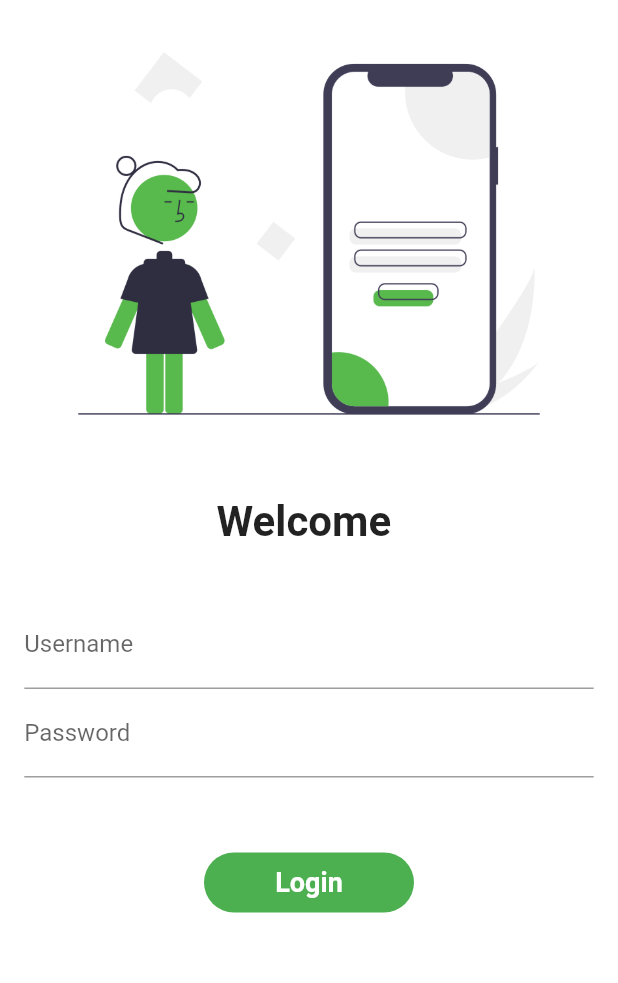
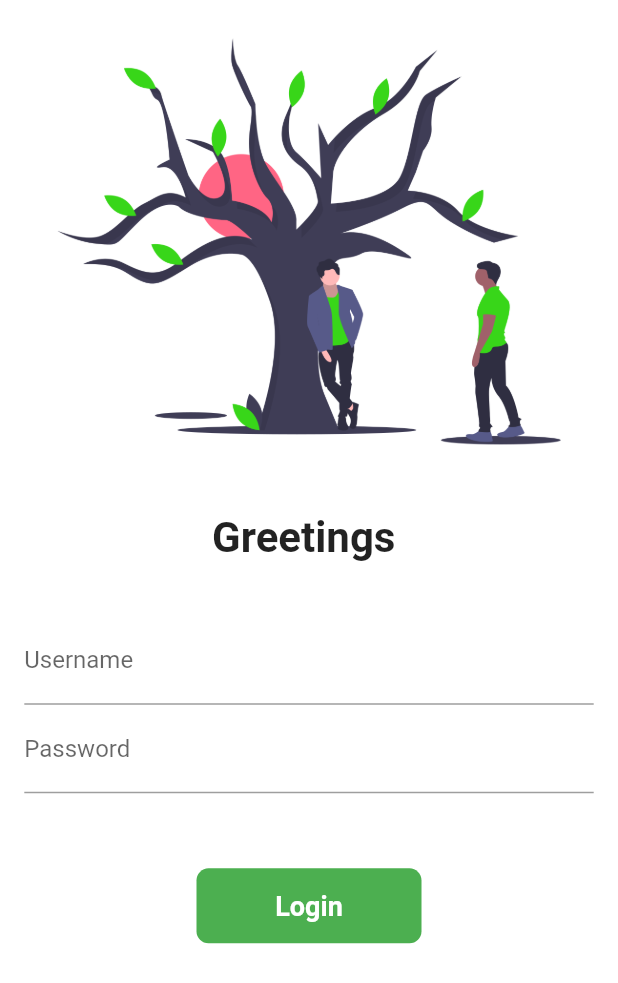
Before and after one commit to maskeyp/FlutterProject, a Flutter app: the screen it shows after launch, on a phone screen of 412 x 824 dp. Shown: the top 983 px of the screen. Run offline on Flutter 3.47's test engine with Material 2 defaults, Android fonts, the phone set to English and light mode, and no system bars.

Commit message:
day8completed

```diff
--- a/lib/pages/login_page.dart
+++ b/lib/pages/login_page.dart
@@ -9,23 +9,41 @@ class LoginPage extends StatefulWidget {
 class _LoginPageState extends State<LoginPage> {
   String name = "";
   bool changeButton = false;
+//user authentication
+  final _formKey = GlobalKey<FormState>();
+
+  moveToHome(BuildContext context) async {
+    if (_formKey.currentState!.validate()) {
+      setState(() {
+        changeButton = true;
+      });
+      await Future.delayed(Duration(seconds: 1));
+      await Navigator.pushNamed(context, MyRoutes.homeRoute);
+      setState(() {
+        changeButton = false;
+      });
+    }
+  }
+
 //Live Name Change part 1
   @override
   Widget build(BuildContext context) {
     return Material(
       color: Colors.white,
       child: SingleChildScrollView(
+        child: Form(
+          key: _formKey,
           child: Column(
             children: [
               Image.asset(
-              "assets/images/login_image.png",
+                "assets/images/tree.png",
                 fit: BoxFit.cover,
               ),
               SizedBox(
                 height: 20.0,
               ),
               Text(
-              "Welcome $name",
+                "Greetings $name",
                 style: TextStyle(
                   fontSize: 28,
                   fontWeight: FontWeight.bold,
@@ -43,6 +61,13 @@ class _LoginPageState extends State<LoginPage> {
                         hintText: "Enter Username",
                         labelText: "Username",
                       ),
+                      validator: (value) {
+                        if (value!.isEmpty) {
+                          return "Username cannot be empty";
+                        }
+
+                        return null;
+                      },
                       onChanged: (value) {
                         //live Name change part 2
                         name = value;
@@ -55,23 +80,30 @@ class _LoginPageState extends State<LoginPage> {
                         hintText: "Enter Password",
                         labelText: "Password",
                       ),
+                      validator: (value) {
+                        if (value!.isEmpty) {
+                          return "Password cannot be empty";
+                        } else if (value.length < 6) {
+                          return "Password length should be at least 6";
+                        }
+                        return null;
+                      },
                     ),
                     SizedBox(
                       height: 50.0,
                     ),
+
                     //login button
-                  InkWell(
-                    onTap: () async {
-                      setState(() {
-                        changeButton = true;
-                      });
-                      await Future.delayed(Duration(seconds: 1));
-                      Navigator.pushNamed(context, MyRoutes.homeRoute);
-                    },
+                    Material(
+                      color: Colors.green,
+                      borderRadius:
+                          BorderRadius.circular(changeButton ? 50 : 8),
+                      child: InkWell(
+                        onTap: () => moveToHome(context),
                         child: AnimatedContainer(
                           duration: Duration(seconds: 1),
-                      width: changeButton ? 50 : 140,
-                      height: 40,
+                          width: changeButton ? 50 : 150,
+                          height: 50,
                           alignment: Alignment.center,
                           child: changeButton
                               ? Icon(
@@ -85,26 +117,16 @@ class _LoginPageState extends State<LoginPage> {
                                       fontWeight: FontWeight.bold,
                                       fontSize: 18),
                                 ),
-                      decoration: BoxDecoration(
-                          color: Colors.green,
-                          borderRadius:
-                              BorderRadius.circular(changeButton ? 20 : 20)),
                         ),
                       ),
-
-                  //   ElevatedButton(
-                  //     child: Text("Login"),
-                  //     style: TextButton.styleFrom(minimumSize: Size(150, 50)),
-                  //     onPressed: () {
-                  //       Navigator.pushNamed(context, MyRoutes.homeRoute);
-                  //     },
-                  //   ),
+                    ),
                   ],
                 ),
               )
             ],
           ),
         ),
+      ),
     );
   }
 }
```
Also changed, not shown: assets/images/agri.png (added), assets/images/garden.png (added), assets/images/tree.png (added). Lines whose indentation alone changed are shown as unchanged.
